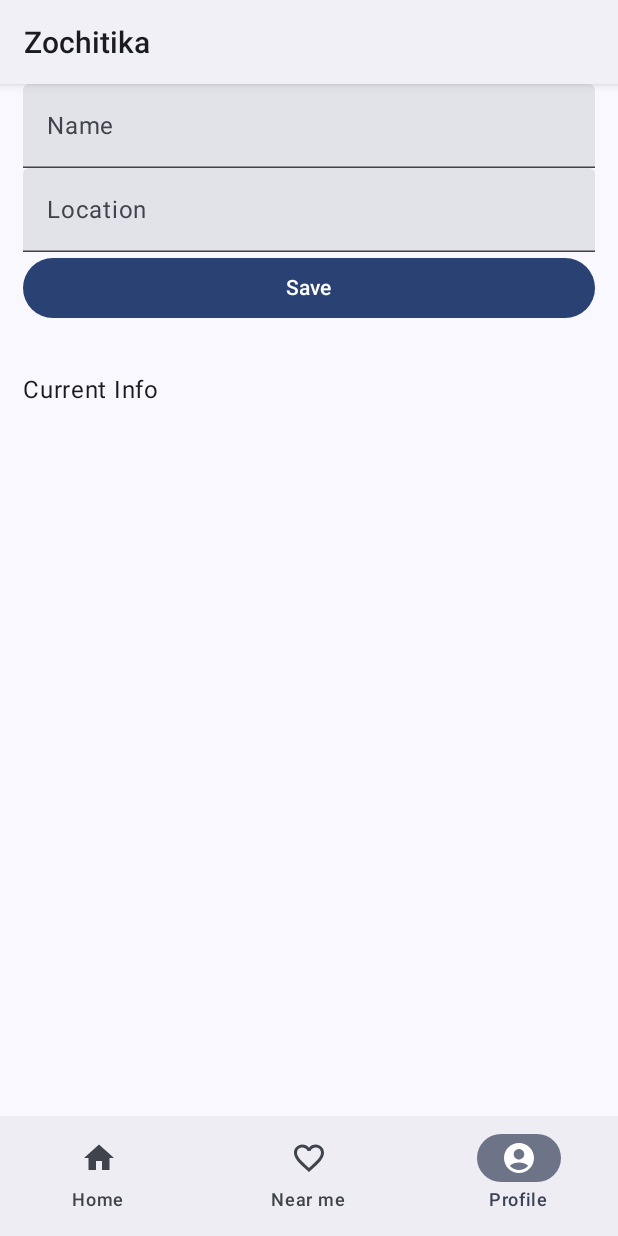
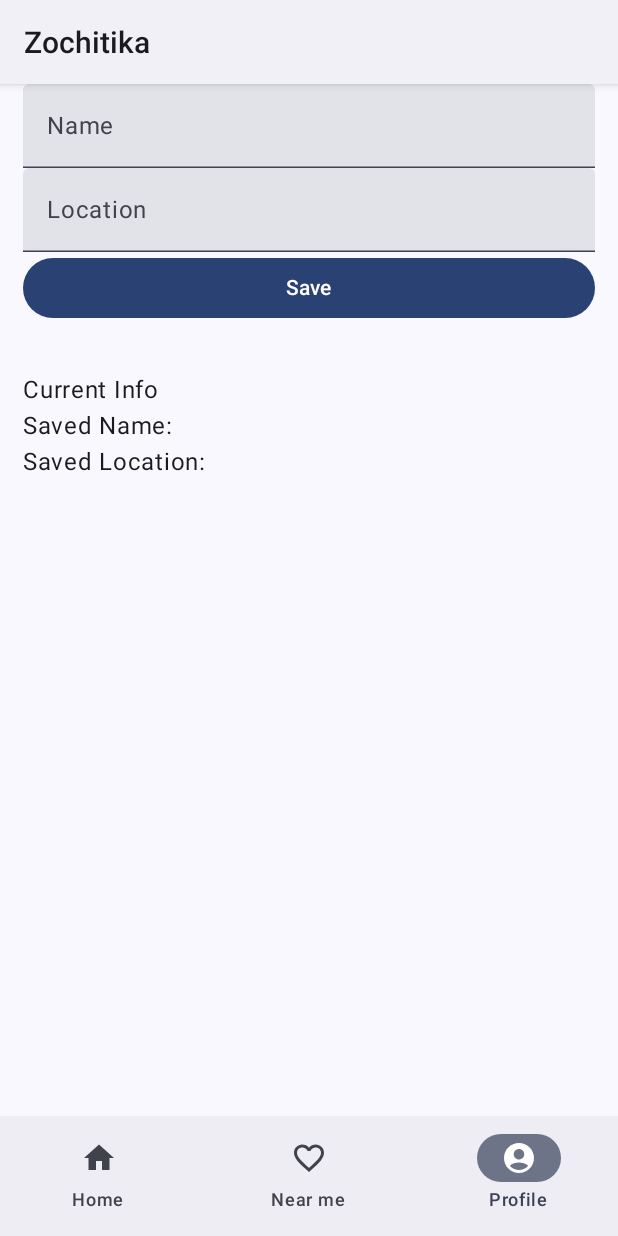
Before and after one commit to darlingson/zochitika-app, an Android app built with Jetpack Compose: the screen it shows after launch (MainActivity), item 3 of the bottom bar chosen, on a phone screen of 412 x 824 dp. Run offline under Robolectric (Android 15) with nearby library versions, the phone set to English and light mode, and no system bars; 1 statement that could not run was skipped.

Commit message:
added code to save name and location into shared preferences, by implementing a profile view model

```diff
--- a/app/src/main/java/com/codeshinobi/zochitika/MainActivity.kt
+++ b/app/src/main/java/com/codeshinobi/zochitika/MainActivity.kt
@@ -50,7 +50,6 @@ import androidx.compose.ui.unit.dp
 import androidx.compose.ui.unit.sp
 import androidx.core.content.ContextCompat.startActivity
 import androidx.core.splashscreen.SplashScreen.Companion.installSplashScreen
-import androidx.datastore.core.DataStore
 import androidx.navigation.NavController
 import com.codeshinobi.zochitika.models.Chochitika
 import com.codeshinobi.zochitika.screens.ChochitikaInfo
@@ -66,13 +65,10 @@ import java.io.FileNotFoundException
 import java.net.URL
 import java.text.SimpleDateFormat
 import java.util.Date
-import java.util.prefs.Preferences
-import androidx.datastore.preferences.preferencesDataStore
 
 
 class MainActivity : ComponentActivity() {
     private val viewModel: SplashViewModel by viewModels()
-    val Context.dataStore: DataStore<Preferences> by preferencesDataStore(name = "settings")
     @OptIn(ExperimentalMaterial3Api::class)
     override fun onCreate(savedInstanceState: Bundle?) {
         val splashScreen = installSplashScreen()
--- a/app/src/main/java/com/codeshinobi/zochitika/screens/navigation/BottomNavigationBar.kt
+++ b/app/src/main/java/com/codeshinobi/zochitika/screens/navigation/BottomNavigationBar.kt
@@ -14,6 +14,7 @@ import androidx.compose.runtime.mutableStateOf
 import androidx.compose.runtime.remember
 import androidx.compose.runtime.setValue
 import androidx.compose.ui.Modifier
+import androidx.compose.ui.platform.LocalContext
 import androidx.navigation.NavGraph.Companion.findStartDestination
 import androidx.navigation.compose.NavHost
 import androidx.navigation.compose.composable
@@ -69,7 +70,9 @@ fun BottomNavigationBar() {
                 NearMeScreen(navController = navController)
             }
             composable(Screens.Profile.route) {
-                ProfileScreen(navController = navController)
+                ProfileScreen(navController = navController, viewModel = ProfileViewModel(
+                    LocalContext.current
+                ))
             }
         }
     }
--- a/app/src/main/java/com/codeshinobi/zochitika/screens/navigation/Profile.kt
+++ b/app/src/main/java/com/codeshinobi/zochitika/screens/navigation/Profile.kt
@@ -1,5 +1,7 @@
 package com.codeshinobi.zochitika.screens.navigation
 
+import android.content.Context
+import android.content.SharedPreferences
 import androidx.compose.foundation.layout.Column
 import androidx.compose.foundation.layout.Spacer
 import androidx.compose.foundation.layout.fillMaxSize
@@ -18,11 +20,15 @@ import androidx.compose.runtime.setValue
 import androidx.compose.ui.Alignment
 import androidx.compose.ui.Modifier
 import androidx.compose.ui.unit.dp
+import androidx.lifecycle.ViewModel
+import androidx.lifecycle.viewModelScope
 import androidx.navigation.NavController
 import com.codeshinobi.zochitika.ui.theme.ZochitikaTheme
+import kotlinx.coroutines.launch
+
 
 @Composable
-fun ProfileScreen(navController: NavController) {
+fun ProfileScreen(navController: NavController, viewModel: ProfileViewModel) {
     ZochitikaTheme {
         Surface(
             modifier = Modifier.fillMaxSize(),
@@ -59,7 +65,9 @@ fun ProfileScreen(navController: NavController) {
                         label = { Text("Location") }
                     )
                     Button(
-                        onClick = { /*TODO*/ },
+                        onClick = {
+                            viewModel.saveData(name, loc)
+                        },
                         Modifier.fillMaxWidth(),
                     ) {
                         Text("Save")
@@ -67,8 +75,39 @@ fun ProfileScreen(navController: NavController) {
                     Spacer(modifier = Modifier.padding(top=16.dp, bottom = 16.dp))
                     Text(text = "Current Info")
 
+                    val savedName = viewModel.name
+                    val savedLoc = viewModel.loc
+
+                    Text("Saved Name: $savedName")
+                    Text("Saved Location: $savedLoc")
                 }
             }
         }
     }
 }
+
+
+class ProfileViewModel(private val context: Context) : ViewModel() {
+
+    private val sharedPreferencesKey = "profile_data"
+    private val sharedPreferences: SharedPreferences by lazy {
+        context.getSharedPreferences(sharedPreferencesKey, Context.MODE_PRIVATE)
+    }
+
+    var name by mutableStateOf(sharedPreferences.getString("name", "") ?: "")
+        private set
+
+    var loc by mutableStateOf(sharedPreferences.getString("loc", "") ?: "")
+        private set
+
+    fun saveData(name: String, loc: String) {
+        viewModelScope.launch {
+            sharedPreferences.edit().apply {
+                putString("name", name)
+                putString("loc", loc)
+            }.apply()
+            this@ProfileViewModel.name = name
+            this@ProfileViewModel.loc = loc
+        }
+    }
+}
```
